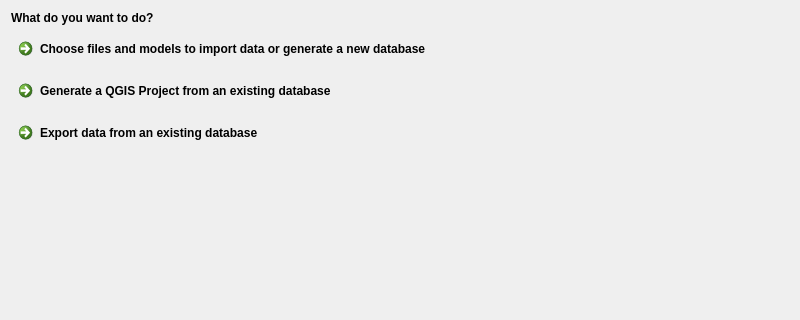
The window that QgisModelBaker/ui/workflow_wizard/intro.ui (opengisch/QgisModelBaker) describes before a commit, drawn with Qt 5; both pictures show x 0 to 800 and y 0 to 320 of the 800 by 600 pixel window.
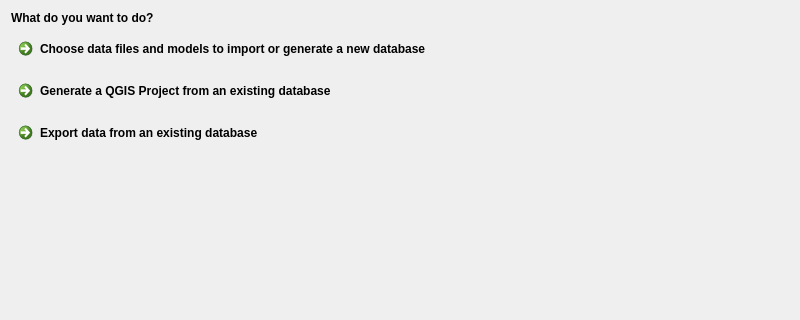
The same window after the commit.

```diff
--- a/QgisModelBaker/ui/workflow_wizard/intro.ui
+++ b/QgisModelBaker/ui/workflow_wizard/intro.ui
@@ -69,7 +69,7 @@
    <item row="1" column="0">
     <widget class="QCommandLinkButton" name="import_button">
      <property name="text">
-      <string>Choose files and models to import data or generate a new database</string>
+      <string>Choose data files and models to import or generate a new database</string>
      </property>
     </widget>
    </item>
```
